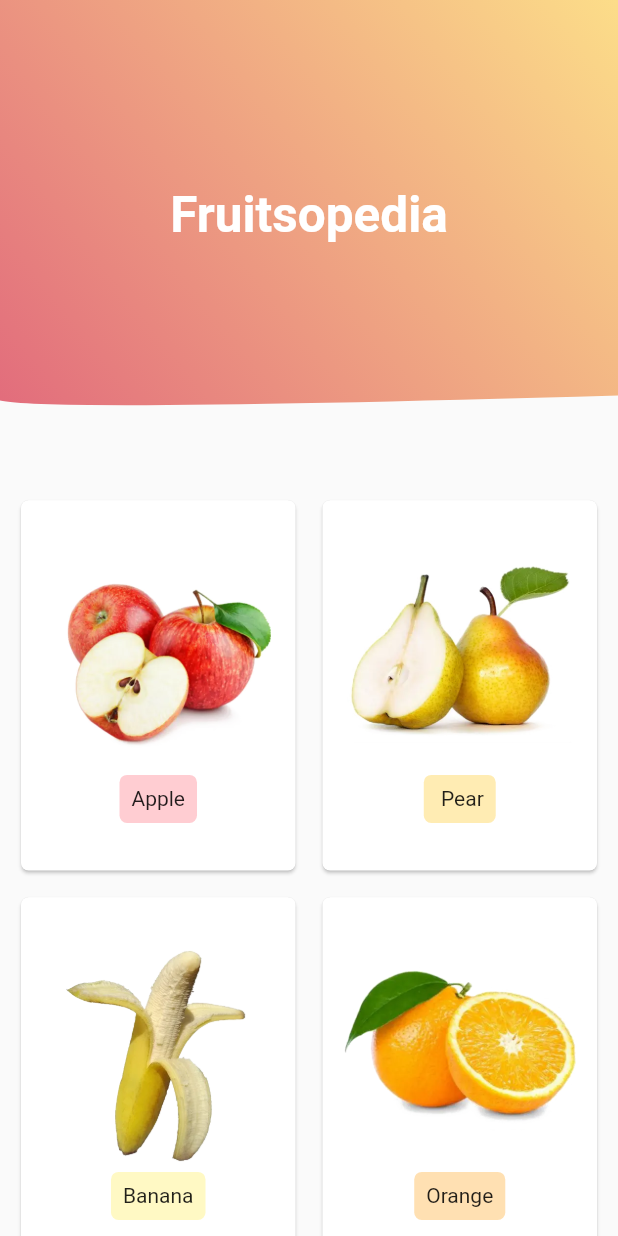
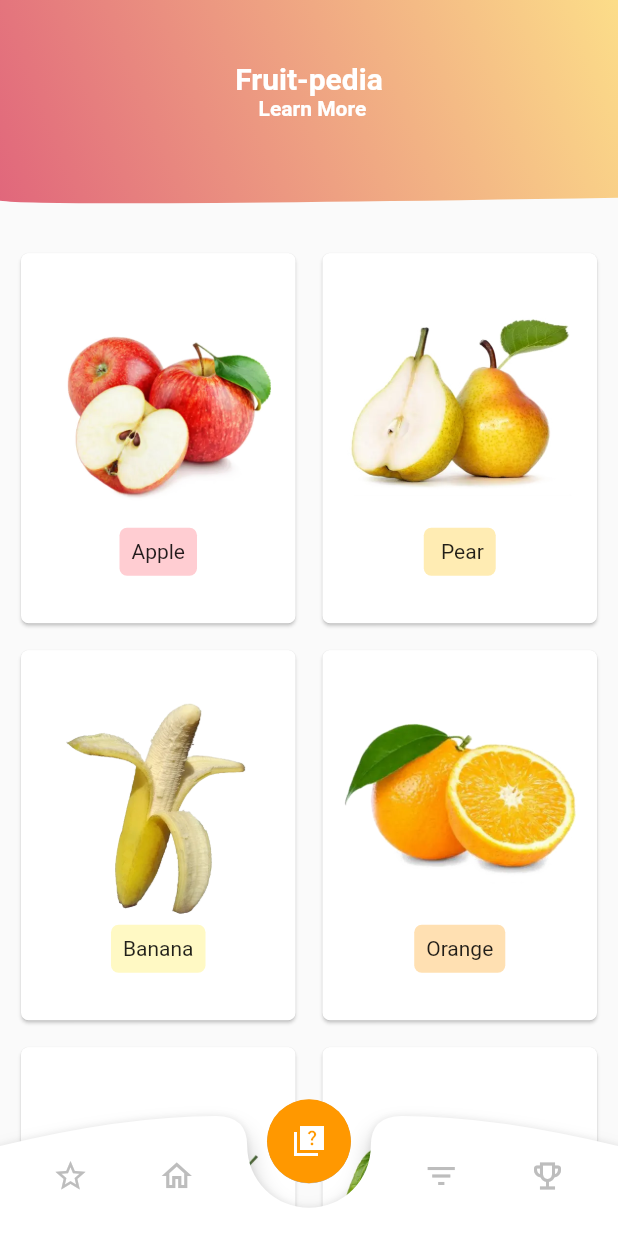
Before and after one commit to sanjuhs/fruitEncyclopedia, a Flutter app: the screen it shows after launch, on a phone screen of 412 x 824 dp. Run offline on Flutter 3.47's test engine with Material 2 defaults, Android fonts, the phone set to English and light mode, and no system bars.

Commit message:
added navigation bar and changed title on landing page

```diff
--- a/lib/screens/lvl1_gridScreenLanding.dart
+++ b/lib/screens/lvl1_gridScreenLanding.dart
@@ -1,8 +1,10 @@
 import 'package:flutter/material.dart';
+import 'package:myapp8_fruit_encyclopedia/widgets/lv1_5_FilterDialog.dart';
 import 'package:myapp8_fruit_encyclopedia/widgets/lvl1_5_gridCard.dart';
 import 'package:provider/provider.dart';
 import 'package:myapp8_fruit_encyclopedia/models/fruit.dart';
 import 'package:myapp8_fruit_encyclopedia/providers/fruit_info.dart';
+import 'package:myapp8_fruit_encyclopedia/widgets/lv1_5_navigationBar.dart';
 
 import 'dart:math';
 
@@ -50,7 +52,7 @@ class _lvl1GridScreenLandingState extends State<lvl1GridScreenLanding>
           //Cropped child Widget
           child: Container(
             //height
-            height: size.height * 0.4,
+            height: size.height * 0.2,
             //The style of a linear gradient color
             decoration: BoxDecoration(
               gradient: LinearGradient(
@@ -69,14 +71,29 @@ class _lvl1GridScreenLandingState extends State<lvl1GridScreenLanding>
   ///
   Positioned buildTopText(Size size) {
     return Positioned(
-      top: size.height * 0.15,
+      top: size.height * 0.05,
       left: 0,
       right: 0,
+      child: Column(
+        children: [
+          Text(
+            "Fruit-pedia",
+            textAlign: TextAlign.start,
+            style: TextStyle(
+                fontSize: 20, color: Colors.white, fontWeight: FontWeight.bold),
+          ),
+          Padding(
+            padding: const EdgeInsets.only(left: 8.0),
             child: Text(
-        "Fruitsopedia",
-        textAlign: TextAlign.center,
+              "Learn More ",
+              textAlign: TextAlign.start,
               style: TextStyle(
-            fontSize: 33, color: Colors.white, fontWeight: FontWeight.bold),
+                  fontSize: 14,
+                  color: Colors.white,
+                  fontWeight: FontWeight.bold),
+            ),
+          ),
+        ],
       ),
     );
   }
@@ -88,6 +105,16 @@ class _lvl1GridScreenLandingState extends State<lvl1GridScreenLanding>
     super.dispose();
   }
 
+  void _showFilterDialog() {
+    print('here in showDialogBox');
+    showDialog(
+        context: context,
+        builder: (BuildContext context) {
+          // return CustomDialogBox(title: 'atharva',descriptions: 'heyjj',text: 'yes',);
+          return FilterDialog();
+        });
+  }
+
   @override
   Widget build(BuildContext context) {
     final fruitsData = Provider.of<FruitsInfo>(context);
@@ -96,13 +123,17 @@ class _lvl1GridScreenLandingState extends State<lvl1GridScreenLanding>
     Size size = MediaQuery.of(context).size;
 
     return Scaffold(
-        body: ListView(
+      body: Stack(
+        children: [
+          ListView(
             shrinkWrap: true,
             children: [
-        Stack(children:[
+              Stack(
+                children: [
                   buildFirstAnimation(size),
                   buildTopText(size),
-        ],),
+                ],
+              ),
               GridView.builder(
                 shrinkWrap: true,
                 physics: NeverScrollableScrollPhysics(),
@@ -113,17 +144,28 @@ class _lvl1GridScreenLandingState extends State<lvl1GridScreenLanding>
                   mainAxisSpacing: 10,
                 ),
                 itemBuilder: (context, i) => GridCard(
-              fruitsdisplaydata[i].title, fruitsdisplaydata[i].imgUrl, i , fruitsdisplaydata[i].color1),
+                    fruitsdisplaydata[i].title,
+                    fruitsdisplaydata[i].imgUrl,
+                    i,
+                    fruitsdisplaydata[i].color1),
                 // Container(
                 //   child: Text(fruitsdisplaydata[i].title),
                 //   decoration: BoxDecoration(color:fruitsdisplaydata[i].color2 ),),
                 //need to add widget above
                 itemCount: fruitsdisplaydata.length,
-          padding: const EdgeInsets.only(left:10,right:10,top:0,bottom: 10.0),
+                padding: const EdgeInsets.only(
+                    left: 10, right: 10, top: 0, bottom: 10.0),
                 // padding: const EdgeInsets.all(0),
               ),
             ],
-    ));
+          ),
+          // FilterDialog(),
+          BottomNavbar(
+            showDialogBox: _showFilterDialog,
+          ),
+        ],
+      ),
+    );
   }
 }
 
@@ -144,7 +186,7 @@ class HeaderClipper extends CustomClipper<Path> {
     //Calculate the coordinates of control point P1
     double xCenter =
         size.width * 0.5 + (size.width * 0.6 + 1) * sin(moveFlag * pi);
-    double yCenter = size.height * 0.8 + 69 * cos(moveFlag * pi);
+    double yCenter = size.height * 0.8 + 39 * cos(moveFlag * pi);
     //Construction of second order Bessel curve
     path.quadraticBezierTo(xCenter, yCenter, size.width, size.height * 0.8);
 
--- a/lib/screens/lvl2_fruitDetailScreen.dart
+++ b/lib/screens/lvl2_fruitDetailScreen.dart
@@ -76,6 +76,7 @@ class _Lv2FruitDetails extends State<Lv2FruitDetails> {
                 SizedBox(height: 70,)
               ],
             ),
+            //the navigation bar
             Positioned(
               bottom: 0,
               left: 0,
--- /dev/null
+++ b/lib/widgets/lv1_5_navigationBar.dart
@@ -0,0 +1,130 @@
+import 'package:flutter/material.dart';
+import 'package:myapp8_fruit_encyclopedia/screens/lv2_favourites.dart';
+import 'package:myapp8_fruit_encyclopedia/screens/lv2_stickers.dart';
+import 'package:myapp8_fruit_encyclopedia/screens/lvl1_gridScreenLanding.dart';
+import 'package:myapp8_fruit_encyclopedia/widgets/lv1_5_FilterDialog.dart';
+
+class BottomNavbar extends StatelessWidget {
+  Function showDialogBox;
+
+  BottomNavbar({this.showDialogBox});
+
+  @override
+  Widget build(BuildContext context) {
+    final Size size = MediaQuery.of(context).size;
+    return Positioned(
+      bottom: 0,
+      left: 0,
+      child: Container(
+        width: size.width,
+        height: 80,
+        child: Stack(
+          overflow: Overflow.visible,
+          children: [
+            CustomPaint(
+              size: Size(size.width, 80),
+              painter: BNBCustomPainter(),
+            ),
+            Center(
+              heightFactor: 0.6,
+              child: FloatingActionButton(
+                  backgroundColor: Colors.orange,
+                  child: Icon(Icons.quiz_sharp),
+                  elevation: 0.1,
+                  onPressed: () {}),
+            ),
+            Container(
+              width: size.width,
+              height: 80,
+              child: Row(
+                mainAxisAlignment: MainAxisAlignment.spaceEvenly,
+                children: [
+                  IconButton(
+                    icon: Icon(
+                      Icons.star_border_outlined,
+                      color: Colors.grey.shade400,
+                    ),
+                    onPressed: () {
+                      Navigator.pushReplacement(
+                        context,
+                        MaterialPageRoute(
+                          builder: (context) => Lv2FavouritesScreen(),
+                        ),
+                      );
+                    },
+                    splashColor: Colors.white,
+                  ),
+                  IconButton(
+                      icon: Icon(
+                        Icons.home_outlined,
+                        color: Colors.grey.shade400,
+                      ),
+                      onPressed: () {
+                        Navigator.pushReplacement(
+                        context,
+                        MaterialPageRoute(
+                          builder: (context) => lvl1GridScreenLanding(),
+                        ),
+                      );
+                      },),
+                  Container(
+                    width: size.width * 0.20,
+                  ),
+                  IconButton(
+                      icon: Icon(
+                        Icons.filter_list_outlined,
+                        color: Colors.grey.shade400,
+                      ),
+                      onPressed: () {
+                        this.showDialogBox();
+                      }),
+                  IconButton(
+                      icon: Icon(
+                        Icons.emoji_events_outlined,
+                        color: Colors.grey.shade400,
+                      ),
+                      onPressed: () {
+                        Navigator.pushReplacement(
+                        context,
+                        MaterialPageRoute(
+                          builder: (context) => Lv2StickersScreen(),
+                        ),
+                      );
+                      }),
+                ],
+              ),
+            )
+          ],
+        ),
+      ),
+    );
+  }
+}
+
+class BNBCustomPainter extends CustomPainter {
+  @override
+  void paint(Canvas canvas, Size size) {
+    Paint paint = new Paint()
+      ..color = Colors.white
+      ..style = PaintingStyle.fill;
+
+    Path path = Path();
+    path.moveTo(0, 20); // Start
+    path.quadraticBezierTo(size.width * 0.20, 0, size.width * 0.35, 0);
+    path.quadraticBezierTo(size.width * 0.40, 0, size.width * 0.40, 20);
+    path.arcToPoint(Offset(size.width * 0.60, 20),
+        radius: Radius.circular(20.0), clockwise: false);
+    path.quadraticBezierTo(size.width * 0.60, 0, size.width * 0.65, 0);
+    path.quadraticBezierTo(size.width * 0.80, 0, size.width, 20);
+    path.lineTo(size.width, size.height);
+    path.lineTo(0, size.height);
+    path.lineTo(0, 20);
+    canvas.drawShadow(path, Colors.black, 5, true);
+    canvas.drawPath(path, paint);
+  }
+
+  @override
+  bool shouldRepaint(CustomPainter oldDelegate) {
+    return false;
+  }
+}
```
Also changed, not shown: lib/screens/lv2_favourites.dart (added, +15 -0 lines), lib/screens/lv2_stickers.dart (added, +16 -0 lines), lib/widgets/lv1_5_FilterDialog.dart (added, +65 -0 lines), pubspec.lock. Lines whose indentation alone changed are shown as unchanged.
